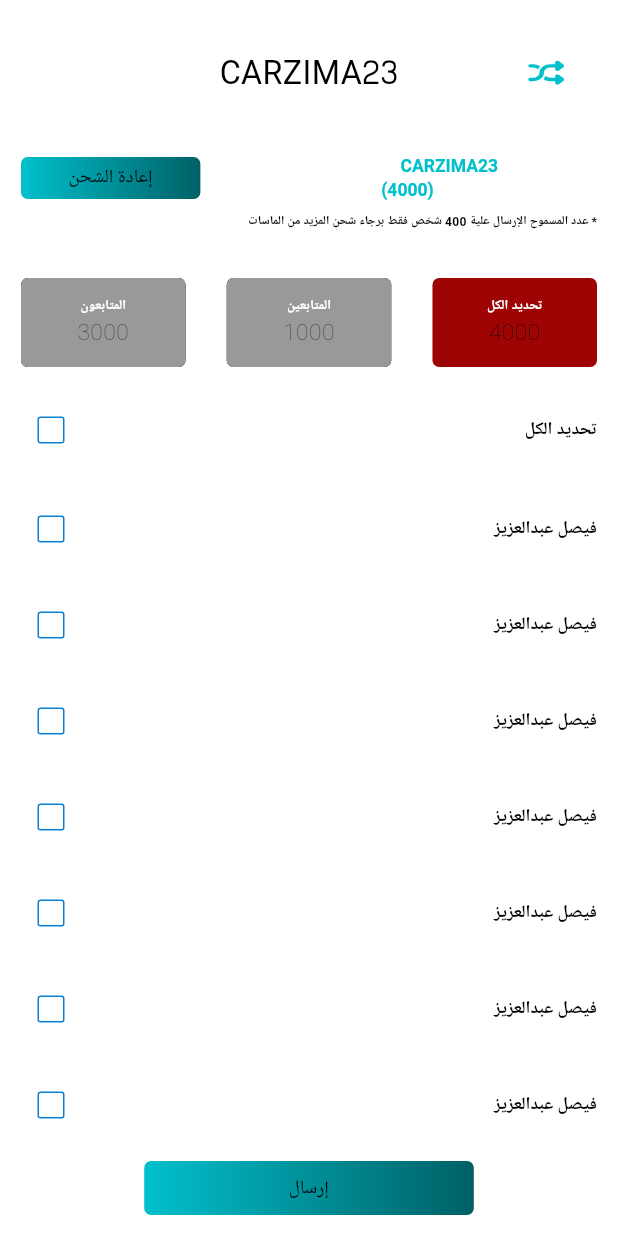
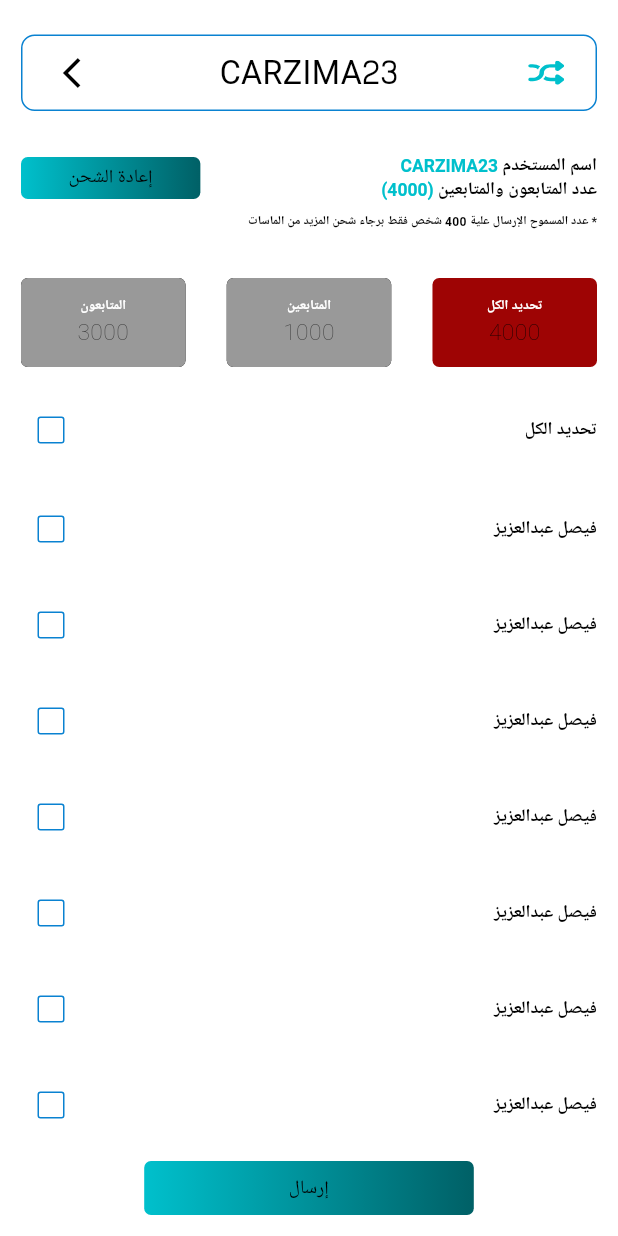
Before and after one commit to mohammedhedaya/-Sar-aat-Al-Tasweeq, a Flutter app: the FaceBookUserDetailsView screen opened by its route, on a phone screen of 412 x 824 dp. Run offline on Flutter 3.47's test engine with Material 3 defaults, Android fonts, the phone set to English and light mode, and no system bars; our stand-ins replace adaptive_theme, carousel_slider, chat_bubbles, country_code_picker, device_preview, easy_localization and 11 more; missing offline and left inert: qr_code_scanner; accounts and stored records are empty.

Commit message:
refactor facebook colors

```diff
--- a/lib/features/facebook/presentation/views/facebook_sending_view.dart
+++ b/lib/features/facebook/presentation/views/facebook_sending_view.dart
@@ -90,8 +90,7 @@
                                 ),
                                 SizedBox(height: 23.h),
                                 CustomProgressBarAndText(
-                                  label:
-                                      "NumbersOfGroups:".tr(context: context),
+                                  label: "NumbersOfGroups".tr(context: context),
                                   value: "2500",
                                   progress: 0.8,
                                 ),
--- a/lib/features/facebook/presentation/views/facebook_user_details_view.dart
+++ b/lib/features/facebook/presentation/views/facebook_user_details_view.dart
@@ -1,3 +1,4 @@
+import 'package:adaptive_theme/adaptive_theme.dart';
 import 'package:easy_localization/easy_localization.dart';
 import 'package:flutter/material.dart';
 import 'package:flutter_screenutil/flutter_screenutil.dart';
@@ -35,6 +36,7 @@
 
   @override
   Widget build(BuildContext context) {
+    final isDark = AdaptiveTheme.of(context).mode == AdaptiveThemeMode.dark;
     return SafeArea(
       child: Scaffold(
         body: Padding(
@@ -46,7 +48,9 @@
                 padding: EdgeInsets.symmetric(horizontal: 19.w, vertical: 10.h),
                 decoration: BoxDecoration(
                   borderRadius: BorderRadius.circular(10.r),
-                  border: Border.all(color: Colors.white),
+                  border: Border.all(
+                    color: isDark ? Colors.white : AppColors.blueLight,
+                  ),
                 ),
                 child: Row(
                   mainAxisAlignment: MainAxisAlignment.spaceBetween,
@@ -62,9 +66,9 @@
                       onTap: () {
                         context.pop();
                       },
-                      child: const Icon(
+                      child: Icon(
                         Icons.arrow_forward_ios_outlined,
-                        color: Colors.white,
+                        color: isDark ? Colors.white : Colors.black,
                       ),
                     ),
                   ],
@@ -82,7 +86,9 @@
                           textAlign: TextAlign.start,
                           text: TextSpan(
                             text: "username".tr(context: context),
-                            style: AppStyles.style13W600,
+                            style: AppStyles.style13W600.copyWith(
+                              color: isDark ? Colors.white : Colors.black,
+                            ),
                             children: [
                               TextSpan(
                                 text: " CARZIMA23 ",
@@ -98,7 +104,9 @@
                           text: TextSpan(
                             text: "Numberoffollowersandfollowings"
                                 .tr(context: context),
-                            style: AppStyles.style13W600,
+                            style: AppStyles.style13W600.copyWith(
+                              color: isDark ? Colors.white : Colors.black,
+                            ),
                             children: [
                               TextSpan(
                                 text: " (4000) ",
--- a/lib/features/facebook/presentation/views/launch_page_views/delete_groups_page_view.dart
+++ b/lib/features/facebook/presentation/views/launch_page_views/delete_groups_page_view.dart
@@ -1,3 +1,4 @@
+import 'package:adaptive_theme/adaptive_theme.dart';
 import 'package:easy_localization/easy_localization.dart';
 import 'package:flutter/material.dart';
 import 'package:flutter_screenutil/flutter_screenutil.dart';
@@ -14,6 +15,7 @@
 
   @override
   Widget build(BuildContext context) {
+    final isDark = AdaptiveTheme.of(context).mode == AdaptiveThemeMode.dark;
     return SingleChildScrollView(
       child: Column(
         children: [
@@ -27,7 +29,7 @@
             fiiledColor: AppColors.whiteColor.withOpacity(0.10),
             hintText: "addLink".tr(context: context),
             hintStyle: AppStyles.style12W700.copyWith(
-              color: const Color(0xffffffff),
+              color: isDark ? const Color(0xffffffff) : Colors.black,
             ),
             suffixIcon: Transform.scale(
               scale: 0.5,
@@ -42,7 +44,7 @@
             fiiledColor: AppColors.whiteColor.withOpacity(0.10),
             hintText: "addLocation".tr(context: context),
             hintStyle: AppStyles.style12W700.copyWith(
-              color: const Color(0xffffffff),
+              color: isDark ? const Color(0xffffffff) : Colors.black,
             ),
             suffixIcon: Transform.scale(
               scale: 0.5,
--- a/lib/features/facebook/presentation/views/launch_page_views/groups_page_view.dart
+++ b/lib/features/facebook/presentation/views/launch_page_views/groups_page_view.dart
@@ -1,3 +1,4 @@
+import 'package:adaptive_theme/adaptive_theme.dart';
 import 'package:easy_localization/easy_localization.dart';
 import 'package:flutter/material.dart';
 import 'package:flutter_screenutil/flutter_screenutil.dart';
@@ -14,6 +15,7 @@
 
   @override
   Widget build(BuildContext context) {
+    final isDark = AdaptiveTheme.of(context).mode == AdaptiveThemeMode.dark;
     return SingleChildScrollView(
       child: Column(
         children: [
@@ -27,7 +29,7 @@
             fiiledColor: AppColors.whiteColor.withOpacity(0.10),
             hintText: "addLink".tr(context: context),
             hintStyle: AppStyles.style12W700.copyWith(
-              color: const Color(0xffffffff),
+              color: isDark ? const Color(0xffffffff) : Colors.black,
             ),
             suffixIcon: Transform.scale(
               scale: 0.5,
@@ -42,7 +44,7 @@
             fiiledColor: AppColors.whiteColor.withOpacity(0.10),
             hintText: "addLocation".tr(context: context),
             hintStyle: AppStyles.style12W700.copyWith(
-              color: const Color(0xffffffff),
+              color: isDark ? const Color(0xffffffff) : Colors.black,
             ),
             suffixIcon: Transform.scale(
               scale: 0.5,
--- a/lib/features/facebook/presentation/widgets/choose_group_to_send_facbook_ad_view_body.dart
+++ b/lib/features/facebook/presentation/widgets/choose_group_to_send_facbook_ad_view_body.dart
@@ -21,7 +21,7 @@
       children: [
         Container(
           width: double.infinity,
-          color: isDark ? AppColors.navBarColor : AppColors.navBarColor,
+          color: isDark ? AppColors.navBarColor : AppColors.blueLight,
           padding: EdgeInsetsDirectional.only(start: 15.w, bottom: 10.h),
           child: Row(
             children: [
@@ -64,7 +64,7 @@
                     fiiledColor: AppColors.whiteColor.withOpacity(0.10),
                     hintText: "addLink".tr(context: context),
                     hintStyle: AppStyles.style12W700.copyWith(
-                      color: const Color(0xffffffff),
+                      color: isDark ? Colors.white : Colors.black,
                     ),
                     suffixIcon: Transform.scale(
                       scale: 0.5,
@@ -79,7 +79,7 @@
                     fiiledColor: AppColors.whiteColor.withOpacity(0.10),
                     hintText: "addLocation".tr(context: context),
                     hintStyle: AppStyles.style12W700.copyWith(
-                      color: const Color(0xffffffff),
+                      color: isDark ? Colors.white : Colors.black,
                     ),
                     suffixIcon: Transform.scale(
                       scale: 0.5,
--- a/lib/features/facebook/presentation/widgets/choose_person_to_send_facebook_ad_view_body.dart
+++ b/lib/features/facebook/presentation/widgets/choose_person_to_send_facebook_ad_view_body.dart
@@ -1,3 +1,4 @@
+import 'package:adaptive_theme/adaptive_theme.dart';
 import 'package:easy_localization/easy_localization.dart';
 import 'package:flutter/material.dart';
 import 'package:flutter_screenutil/flutter_screenutil.dart';
@@ -15,6 +16,7 @@
 
   @override
   Widget build(BuildContext context) {
+    final isDark = AdaptiveTheme.of(context).mode == AdaptiveThemeMode.dark;
     return SingleChildScrollView(
       child: Padding(
         padding: const EdgeInsets.all(34.0),
@@ -36,7 +38,7 @@
               fiiledColor: AppColors.whiteColor.withOpacity(0.10),
               hintText: "addLink".tr(context: context),
               hintStyle: AppStyles.style12W700.copyWith(
-                color: const Color(0xffffffff),
+                color: isDark ? const Color(0xffffffff) : Colors.black,
               ),
               suffixIcon: Transform.scale(
                 scale: 0.5,
@@ -51,7 +53,7 @@
               fiiledColor: AppColors.whiteColor.withOpacity(0.10),
               hintText: "addLocation".tr(context: context),
               hintStyle: AppStyles.style12W700.copyWith(
-                color: const Color(0xffffffff),
+                color: isDark ? const Color(0xffffffff) : Colors.black,
               ),
               suffixIcon: Transform.scale(
                 scale: 0.5,
--- a/lib/features/facebook/presentation/widgets/facebook_choose_groups_view_body2.dart
+++ b/lib/features/facebook/presentation/widgets/facebook_choose_groups_view_body2.dart
@@ -75,7 +75,9 @@
               RichText(
                 text: TextSpan(
                   text: "GroupName".tr(context: context),
-                  style: AppStyles.style13W600,
+                  style: AppStyles.style13W600.copyWith(
+                    color: isDark ? Colors.white : Colors.black,
+                  ),
                   children: [
                     TextSpan(
                       text: ' (حراج) ',
--- a/lib/features/facebook/presentation/widgets/search_person_to_send_facebook_ad_view_body.dart
+++ b/lib/features/facebook/presentation/widgets/search_person_to_send_facebook_ad_view_body.dart
@@ -18,7 +18,7 @@
       children: [
         Container(
           width: double.infinity,
-          color: isDark ? AppColors.navBarColor : AppColors.navBarColor,
+          color: isDark ? AppColors.navBarColor : AppColors.blueLight,
           padding: EdgeInsetsDirectional.only(start: 15.w, bottom: 10.h),
           child: Row(
             children: [
```
Also changed, not shown: lib/features/facebook/presentation/views/launch_page_views/facebook_page_view.dart (+4 -3 lines), lib/features/facebook/presentation/widgets/add_facebook_groups_view_body.dart (+12 -1 lines), lib/features/facebook/presentation/widgets/facebook_choose_groups_view_body1.dart (+5 -2 lines), lib/features/facebook/presentation/widgets/facebook_view_body.dart (+7 -2 lines), lib/features/facebook/presentation/widgets/launch_your_facebook_ad_view_body.dart (+12 -2 lines).
